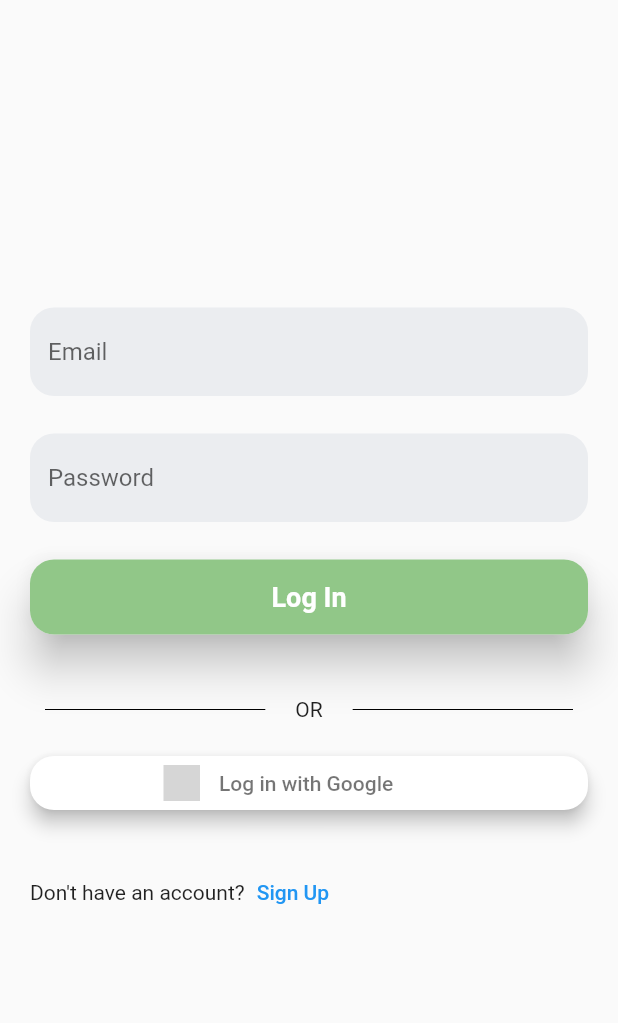
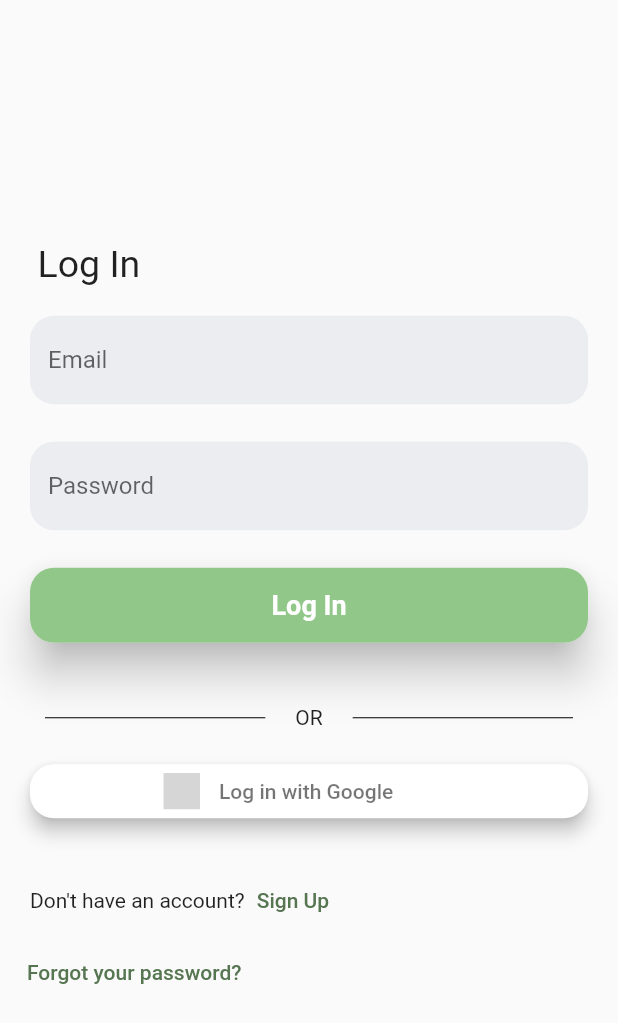
Before and after one commit to squach28/fit_buddy, a Flutter app: the screen it shows after launch, on a phone screen of 412 x 824 dp. Shown: the top 1023 px of the screen. Run offline on Flutter 3.47's test engine with Material 2 defaults, Android fonts, the phone set to English and light mode, and no system bars; our stand-ins replace flutter_signin_button, google_sign_in; grey boxes are pictures that could not be loaded.

Commit message:
finalized login page

```diff
--- a/lib/views/LoginPage.dart
+++ b/lib/views/LoginPage.dart
@@ -10,6 +10,12 @@ class LoginPage extends StatefulWidget {
 
 class LoginPageState extends State<LoginPage> {
   final _loginFormKey = GlobalKey<FormState>();
+
+  Widget _loginPageHeader() {
+    return Padding(
+        padding: EdgeInsets.only(left: 25.0, top: 10.0, bottom: 20.0, right: 20.0),
+        child: Text('Log In', style: TextStyle(fontSize: 25.0)));
+  }
 
   Widget _loginForm() {
     return Form(
@@ -90,17 +96,17 @@ class LoginPageState extends State<LoginPage> {
                   Container(
                       width: double.infinity,
                       child: SignInButton(Buttons.Google,
-                          text: 'Log in with Google',
-                          onPressed: () async{
-                            googleSignIn().then((value) {
-                              if(value == null) {
-
-                              } else {
-                                Navigator.pushReplacement(context, MaterialPageRoute(builder: (context) => HomePage()));
-                              }
-                            });
-
-                          },
+                          text: 'Log in with Google', onPressed: () async {
+                        googleSignIn().then((value) {
+                          if (value == null) {
+                          } else {
+                            Navigator.pushReplacement(
+                                context,
+                                MaterialPageRoute(
+                                    builder: (context) => HomePage()));
+                          }
+                        });
+                      },
                           shape: RoundedRectangleBorder(
                             borderRadius: BorderRadius.circular(16.0),
                             side: BorderSide(width: 0, style: BorderStyle.none),
@@ -111,12 +117,20 @@ class LoginPageState extends State<LoginPage> {
             )));
   }
 
-  Widget _signUpButton() {
+  Widget _signUpText() {
     return Padding(
         padding: EdgeInsets.only(left: 20.0, right: 20.0),
-        child: Row(children: [
+        child: Row(mainAxisAlignment: MainAxisAlignment.start, children: [
           Text("Don't have an account?"),
-          TextButton(child: Text('Sign Up'), onPressed: () {}),
+          TextButton(child: Text('Sign Up', style: TextStyle(color: Color(0xff567551))), onPressed: () {}),
+        ]));
+  }
+
+  Widget _forgotPasswordText() {
+    return Padding(
+        padding: EdgeInsets.only(left: 10.0, right: 20.0),
+        child: Row(mainAxisAlignment: MainAxisAlignment.start, children: [
+          TextButton(child: Text('Forgot your password?', style: TextStyle(color: Color(0xff567551))), onPressed: () {}),
         ]));
   }
 
@@ -136,10 +150,13 @@ class LoginPageState extends State<LoginPage> {
     return Scaffold(
         body: Column(
       mainAxisAlignment: MainAxisAlignment.center,
+      crossAxisAlignment: CrossAxisAlignment.start,
       children: [
+        _loginPageHeader(),
         _loginForm(),
         SizedBox(height: 25.0),
-        _signUpButton(),
+        _signUpText(),
+        _forgotPasswordText(),
       ],
     ));
   }
```
